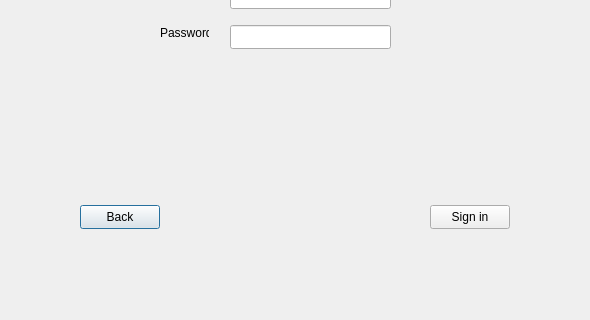
Qt form signin.ui (pratham-0204/VedSync) before a commit; both pictures show x 120 to 710 and y 175 to 495 of the 880 by 495 pixel window.
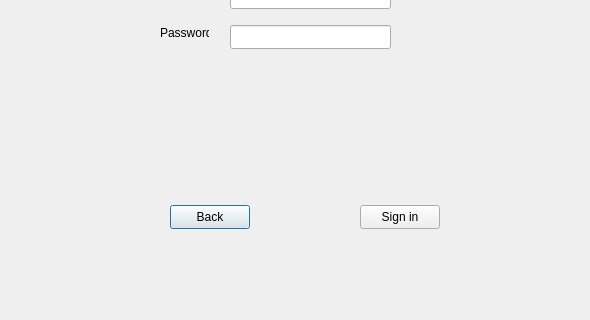
The same form after that commit.

```diff
--- a/signin.ui
+++ b/signin.ui
@@ -47,7 +47,7 @@
   <widget class="QPushButton" name="pushButton">
    <property name="geometry">
     <rect>
-     <x>200</x>
+     <x>290</x>
      <y>380</y>
      <width>80</width>
      <height>24</height>
@@ -60,7 +60,7 @@
   <widget class="QPushButton" name="pushButton_2">
    <property name="geometry">
     <rect>
-     <x>550</x>
+     <x>480</x>
      <y>380</y>
      <width>80</width>
      <height>24</height>
```
